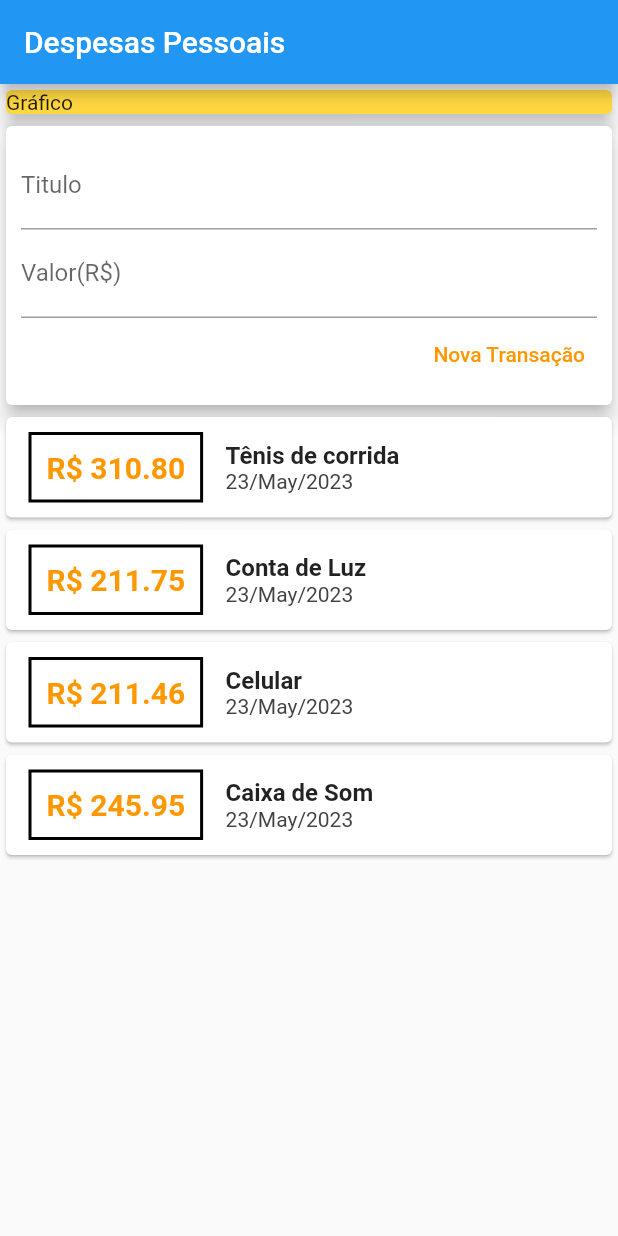
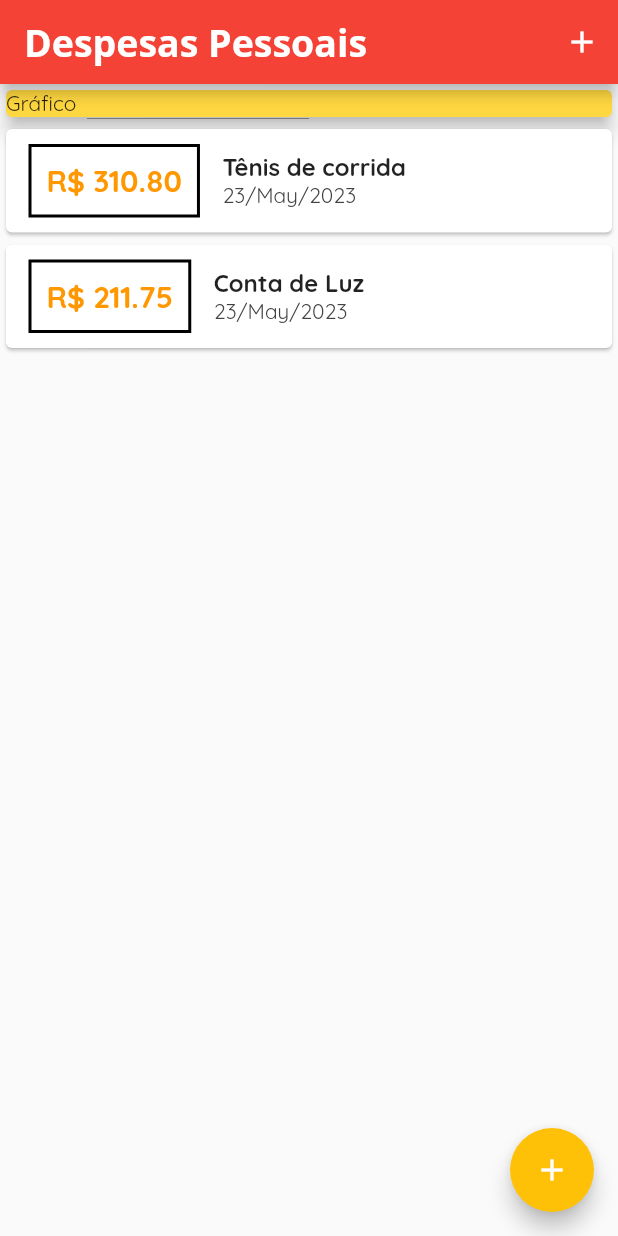
Before and after one commit to Fabdosantos/expenses, a Flutter app: the screen it shows after launch, on a phone screen of 412 x 824 dp. Run offline on Flutter 3.47's test engine with Material 2 defaults, Android fonts, the phone set to English and light mode, and no system bars.

Commit message:
Adiciona fontes openSans e quicksand

```diff
--- a/lib/components/transaction_user.dart
+++ /dev/null
@@ -1,82 +0,0 @@
-import 'dart:math';
-import 'transaction_form.dart';
-import 'transaction_list.dart';
-import 'package:flutter/material.dart';
-import '../models/transaction.dart';
-
-class TransactionUser extends StatefulWidget {
-  const TransactionUser({super.key});
-
-  @override
-  State<TransactionUser> createState() => _TransactionUserState();
-}
-
-class _TransactionUserState extends State<TransactionUser> {
-  final _transactions = [
-    Transaction(
-      id: 'T1',
-      title: 'Tênis de corrida',
-      value: 310.80,
-      date: DateTime.now(),
-    ),
-    Transaction(
-      id: 'T2',
-      title: 'Conta de Luz',
-      value: 211.75,
-      date: DateTime.now(),
-    ),
-    Transaction(
-      id: 'T3',
-      title: 'Celular',
-      value: 211.46,
-      date: DateTime.now(),
-    ),
-    Transaction(
-      id: 'T4',
-      title: 'Caixa de Som',
-      value: 245.95,
-      date: DateTime.now(),
-    ),
-    Transaction(
-      id: 'T5',
-      title: 'Notebook',
-      value: 241.75,
-      date: DateTime.now(),
-    ),
-    Transaction(
-      id: 'T6',
-      title: 'Conta de Internet',
-      value: 311.75,
-      date: DateTime.now(),
-    ),
-    Transaction(
-      id: 'T7',
-      title: 'Conta de Água',
-      value: 411.75,
-      date: DateTime.now(),
-    ),
-  ];
-
-  _addTransaction(String title, double value) {
-    final newTransaction = Transaction(
-      id: Random().nextDouble().toString(),
-      title: title,
-      value: value,
-      date: DateTime.now(),
-    );
-
-    setState(() {
-      _transactions.add(newTransaction);
-    });
-  }
-
-  @override
-  Widget build(BuildContext context) {
-    return Column(
-      children: <Widget>[
-        TransactionForm(_addTransaction),
-        TransactionsList(_transactions),
-      ],
-    );
-  }
-}
--- a/lib/main.dart
+++ b/lib/main.dart
@@ -1,5 +1,8 @@
 import 'package:flutter/material.dart';
-import 'components/transaction_user.dart';
+import 'dart:math';
+import './components/transaction_form.dart';
+import './components/transaction_list.dart';
+import 'models/transaction.dart';
 
 main() => runApp(const ExpensesApp());
 
@@ -8,27 +11,88 @@ class ExpensesApp extends StatelessWidget {
 
   @override
   Widget build(BuildContext context) {
-    return MaterialApp(home: MyHomePage());
+    return MaterialApp(
+      home: const MyHomePage(),
+      theme: ThemeData(
+        colorScheme: ColorScheme.fromSwatch(primarySwatch: Colors.red)
+            .copyWith(secondary: Colors.amber),
+        fontFamily: 'Quicksand',
+      ),
+    );
   }
 }
 
-class MyHomePage extends StatelessWidget {
-  final titleController = TextEditingController();
-  final valueController = TextEditingController();
+class MyHomePage extends StatefulWidget {
+  const MyHomePage({super.key});
 
-  MyHomePage({super.key});
+  @override
+  State<MyHomePage> createState() => _MyHomePageState();
+}
+
+class _MyHomePageState extends State<MyHomePage> {
+  final _transactions = [
+    Transaction(
+      id: 'T1',
+      title: 'Tênis de corrida',
+      value: 310.80,
+      date: DateTime.now(),
+    ),
+    Transaction(
+      id: 'T2',
+      title: 'Conta de Luz',
+      value: 211.75,
+      date: DateTime.now(),
+    ),
+  ];
+
+  _addTransaction(String title, double value) {
+    final newTransaction = Transaction(
+      id: Random().nextDouble().toString(),
+      title: title,
+      value: value,
+      date: DateTime.now(),
+    );
+
+    setState(() {
+      _transactions.add(newTransaction);
+    });
+
+    Navigator.of(context).pop();
+  }
+
+  _openTransactionFormModal(BuildContext context) {
+    showModalBottomSheet(
+      context: context,
+      builder: (_) {
+        return TransactionForm(_addTransaction);
+      },
+    );
+  }
 
   @override
   Widget build(BuildContext context) {
     return Scaffold(
       appBar: AppBar(
-        title: const Text('Despesas Pessoais'),
+        title: const Text(
+          'Despesas Pessoais',
+          style: TextStyle(
+            fontFamily: 'OpenSans',
+            fontSize: 25,
+            fontWeight: FontWeight.w700,
+          ),
+        ),
+        actions: <Widget>[
+          IconButton(
+            onPressed: () => _openTransactionFormModal(context),
+            icon: const Icon(Icons.add),
+          )
+        ],
       ),
       body: SingleChildScrollView(
         child: Column(
           crossAxisAlignment: CrossAxisAlignment.stretch,
-          children: const <Widget>[
-            SizedBox(
+          children: <Widget>[
+            const SizedBox(
               width: double.infinity,
               child: Card(
                 color: Colors.amberAccent,
@@ -36,9 +100,13 @@ class MyHomePage extends StatelessWidget {
                 child: Text('Gráfico'),
               ),
             ),
-            TransactionUser(),
+            TransactionsList(_transactions),
           ],
         ),
+      ),
+      floatingActionButton: FloatingActionButton(
+        child: const Icon(Icons.add),
+        onPressed: () => _openTransactionFormModal(context),
       ),
     );
   }
```
Also changed, not shown: lib/components/transaction_form.dart (+23 -8 lines), pubspec.yaml (+13 -6 lines), assets/fonts/OpenSans-Bold.ttf (added), assets/fonts/OpenSans-Regular.ttf (added), assets/fonts/Quicksand-Bold.ttf (added), assets/fonts/Quicksand-Light.ttf (added), assets/fonts/Quicksand-Medium.ttf (added), assets/fonts/Quicksand-Regular.ttf (added), pubspec.lock, 41 other files.
